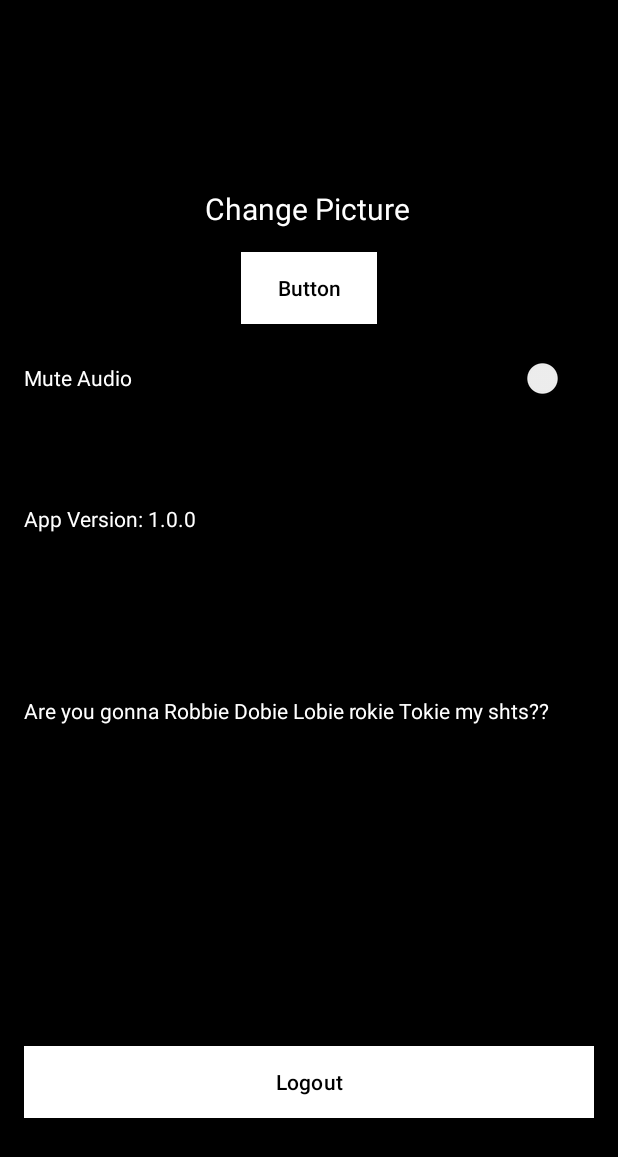
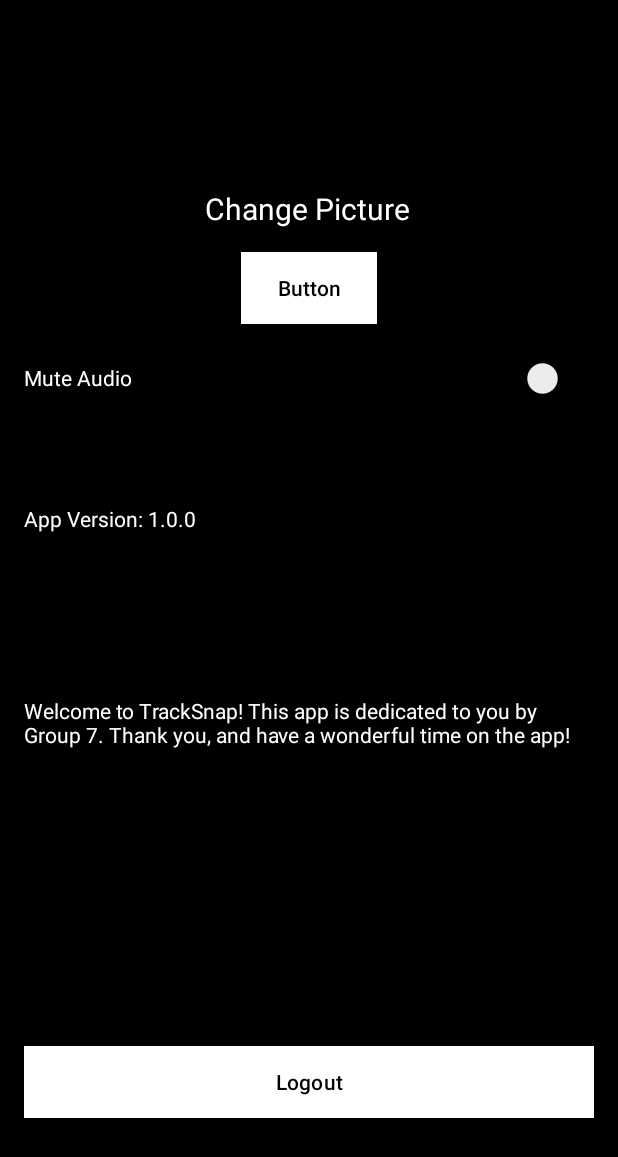
Before and after one commit to JavierSolares01898046/TrackSnap, an Android app built with Jetpack Compose: the fragment SettingsFragment placed in its activity, on a phone screen of 412 x 824 dp. Shown: the top 1157 px of the screen. Run offline under Robolectric (Android 15) with nearby library versions, the phone set to English and light mode, and no system bars; our stand-ins replace Firebase (no records; nobody signed in at launch, a user with empty details on screens opened directly); pictures from the network do not load; Roboto replaces fonts that are not available here; 1 statement that could not run was skipped.

Commit message:
Changed some features of the settings page (About)

```diff
--- a/app/src/main/res/layout/fragment_settings.xml
+++ b/app/src/main/res/layout/fragment_settings.xml
@@ -63,7 +63,7 @@
         android:layout_height="wrap_content"
         android:layout_marginTop="80dp"
         android:height="150dp"
-        android:text="Are you gonna Robbie Dobie Lobie rokie Tokie my shts??"
+        android:text="Welcome to TrackSnap! This app is dedicated to you by Group 7. Thank you, and have a wonderful time on the app!"
         android:textColor="@color/w"
         app:layout_constraintEnd_toEndOf="parent"
         app:layout_constraintStart_toStartOf="parent"
```
